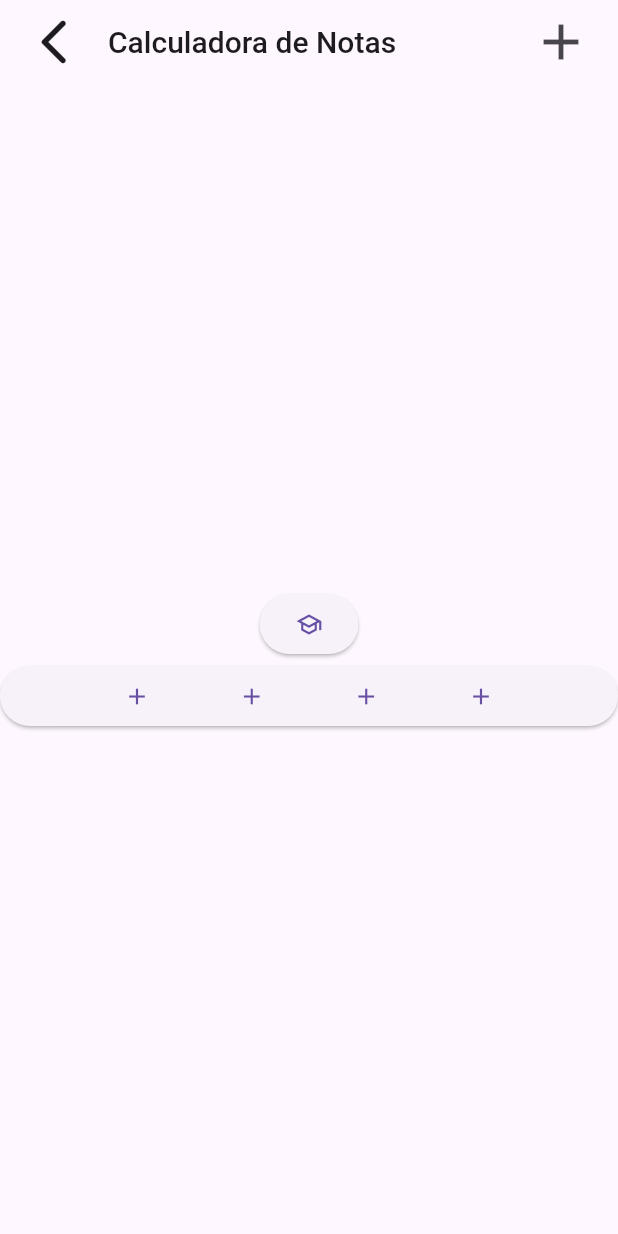
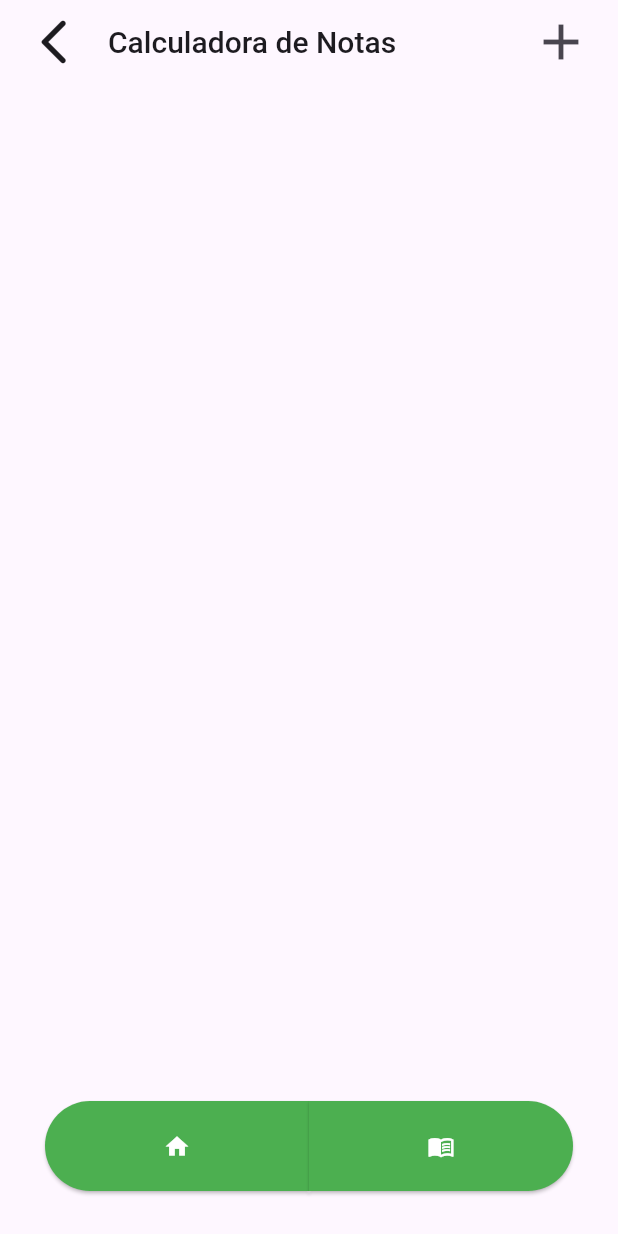
Before and after one commit to diegohdnz11/myGPA-, a Flutter app: the screen it shows after launch, on a phone screen of 412 x 824 dp. Run offline on Flutter 3.47's test engine with Material 3 defaults, Android fonts, the phone set to English and light mode, and no system bars.

Commit message:
gpa green buttons

```diff
--- a/lib/presentation/home.dart
+++ b/lib/presentation/home.dart
@@ -31,30 +31,49 @@ class _HomePageState extends State<HomePage> {
             ]
         ),
           body: Column(
-          mainAxisAlignment: MainAxisAlignment.center,
+          mainAxisAlignment: MainAxisAlignment.end,
           children: [
 
-                Center(
-
-                      child: ElevatedButton.icon(onPressed: (){
-                        Navigator.push(context, MaterialPageRoute(builder: (context) => GpaPage()));
-                      }, label: Icon(Icons.school_outlined))
-
-                ),
-
-
-              ElevatedButton(onPressed: (){}, child: Row(
-                mainAxisAlignment: MainAxisAlignment.spaceEvenly,
+            Padding(
+              padding: const EdgeInsets.all(30.0),
+              child: Row(
                 children: [
-                  Icon(Icons.add),
-                  Icon(Icons.add),
-                  Icon(Icons.add),
-                  Icon(Icons.add),
-
-                ]
-              ))
-
-
+                  Expanded(
+                    child: ElevatedButton(
+                      style: ElevatedButton.styleFrom(
+                        minimumSize: Size(60, 60),
+                        backgroundColor: Colors.green[500],
+                        shape: RoundedRectangleBorder(
+                          borderRadius: BorderRadius.only(
+                            topLeft: Radius.circular(40),
+                            bottomLeft: Radius.circular(40),
+                          ),
+                        ),
+                      ),
+                      onPressed: () {Navigator.push(context, MaterialPageRoute(builder: (context) => HomePage()),);},
+                      child: Icon(Icons.home,color: Colors.white),
+                    ),
+                  ),
+                  Expanded(
+                    child: ElevatedButton(
+                      style: ElevatedButton.styleFrom(
+                        minimumSize: Size(60, 60),
+                        backgroundColor: Colors.green[500],
+                        shape: RoundedRectangleBorder(
+                          borderRadius: BorderRadius.only(
+                            topRight: Radius.circular(40),
+                            bottomRight: Radius.circular(40),
+                          ),
+                        ),
+                      ),
+                      onPressed: () {
+                        Navigator.push(context, MaterialPageRoute(builder: (context) => GpaPage()),);},
+                      child: Icon(Icons.menu_book,color: Colors.white),
+                    ),
+                  ),
+                ],
+              ),
+            ),
           ]
         ),
 
```
Also changed, not shown: lib/presentation/gpa_page.dart (+48 -17 lines).
